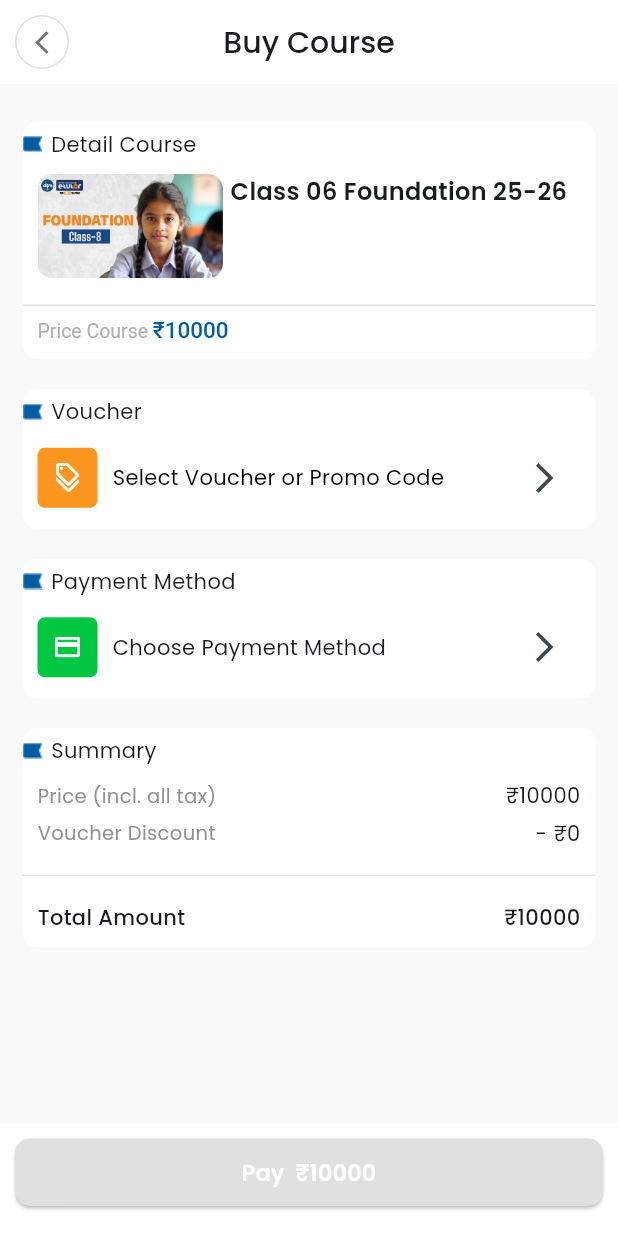
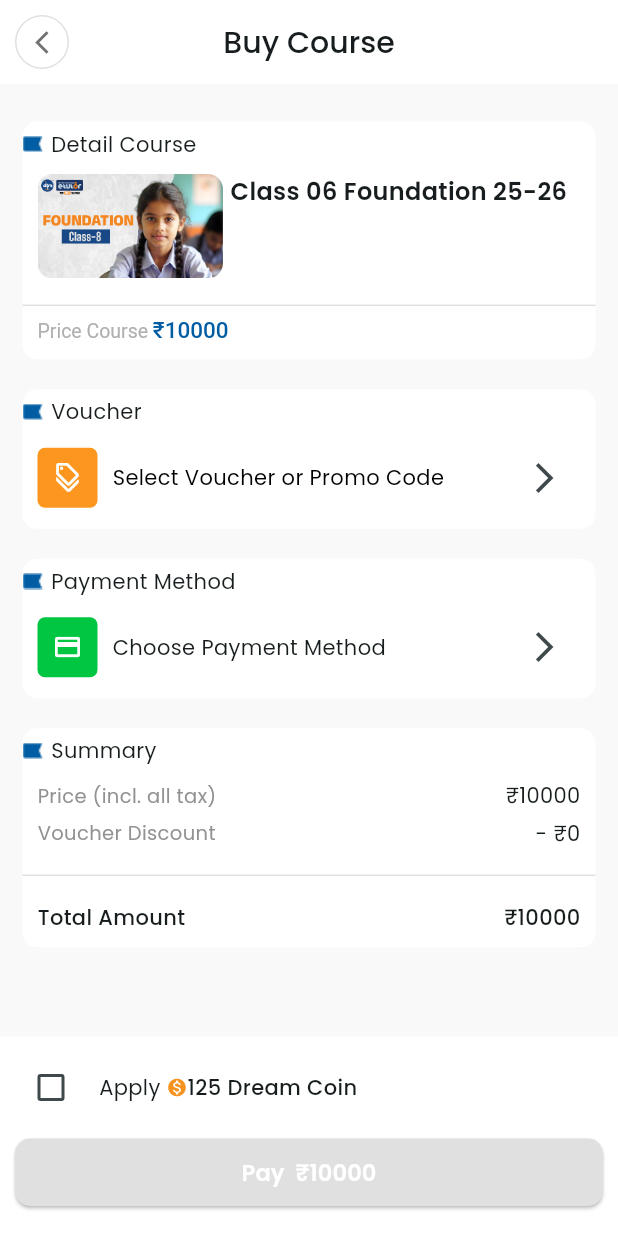
Before and after one commit to donymashup/Etutor, a Flutter app: the CheckoutScreen screen opened directly, on a phone screen of 412 x 824 dp. Run offline on Flutter 3.47's test engine with Material 3 defaults, Android fonts, the phone set to English and light mode, and no system bars; our stand-ins replace better_player, dotted_border, fl_chart, font_awesome_flutter, lottie, percent_indicator and 2 more; missing offline and left inert: custom_timer, fluentui_emoji_icon, flutter_tex, iconify_flutter, syncfusion_flutter_pdfviewer; project files that could hold a hidden picture were left out.

Commit message:
coin_icon

```diff
--- a/lib/features/payment/screen/checkout_screen.dart
+++ b/lib/features/payment/screen/checkout_screen.dart
@@ -15,7 +15,7 @@ class CheckoutScreen extends StatelessWidget {
   Widget build(BuildContext context) {
     final selected = context.watch<PaymentProvider>().selectedPayment;
     final selectedVoucher = context.watch<PaymentProvider>().selectedVoucher;
-
+    bool isCoinApplied = false;
     return Scaffold(
       backgroundColor: AppColor.greyBackground,
       appBar: AppBar(
@@ -65,7 +65,8 @@ class CheckoutScreen extends StatelessWidget {
                                   borderRadius: BorderRadius.circular(10),
                                   child: Image.asset(
                                     "assets/images/course1.png",
-                                    width: MediaQuery.of(context).size.width * .3,
+                                    width:
+                                        MediaQuery.of(context).size.width * .3,
                                   ),
                                 ),
                                 SizedBox(width: 5),
@@ -83,7 +84,8 @@ class CheckoutScreen extends StatelessWidget {
                           ),
                           Divider(color: AppColor.greyStroke),
                           Padding(
-                            padding: const EdgeInsets.symmetric(horizontal: 10.0),
+                            padding:
+                                const EdgeInsets.symmetric(horizontal: 10.0),
                             child: Align(
                               alignment: Alignment.centerLeft,
                               child: RichText(
@@ -93,7 +95,8 @@ class CheckoutScreen extends StatelessWidget {
                                     TextSpan(
                                       text: "Price Course ",
                                       style: TextStyle(
-                                          color: AppColor.greyText, fontSize: 13),
+                                          color: AppColor.greyText,
+                                          fontSize: 13),
                                     ),
                                     TextSpan(
                                       text: "₹10000",
@@ -147,7 +150,8 @@ class CheckoutScreen extends StatelessWidget {
                                         height: 40,
                                         width: 40,
                                         decoration: BoxDecoration(
-                                          borderRadius: BorderRadius.circular(5),
+                                          borderRadius:
+                                              BorderRadius.circular(5),
                                           color: AppColor.fileIconColour,
                                         ),
                                         child: Icon(
@@ -175,20 +179,28 @@ class CheckoutScreen extends StatelessWidget {
                                     ],
                                   ),
                                 ),
-                                selectedVoucher != null ?
-                                TextButton(
-                                  onPressed: () =>  context.read<PaymentProvider>().clearVoucher(),
-                                  child: Text("remove",style: TextStyle(color: AppColor.primaryColor,fontSize: 13),))
-                                :IconButton(
+                                selectedVoucher != null
+                                    ? TextButton(
+                                        onPressed: () => context
+                                            .read<PaymentProvider>()
+                                            .clearVoucher(),
+                                        child: Text(
+                                          "remove",
+                                          style: TextStyle(
+                                              color: AppColor.primaryColor,
+                                              fontSize: 13),
+                                        ))
+                                    : IconButton(
                                         onPressed: () {
                                           Navigator.push(
                                             context,
                                             MaterialPageRoute(
-                                          builder: (context) => VoucherScreen()),
+                                                builder: (context) =>
+                                                    VoucherScreen()),
                                           );
                                         },
-                                  icon:
-                                      Icon(Icons.arrow_forward_ios_outlined),
+                                        icon: Icon(
+                                            Icons.arrow_forward_ios_outlined),
                                       ),
                               ],
                             ),
@@ -419,30 +431,76 @@ class CheckoutScreen extends StatelessWidget {
             // Bottom confirm button
             Positioned(
               bottom: 0,
-              child: Container(
+              child: StatefulBuilder(
+                builder: (context, setState) => Container(
                   width: MediaQuery.of(context).size.width,
-                alignment: Alignment.bottomCenter,
                   color: AppColor.whiteColor,
                   child: Padding(
                     padding: const EdgeInsets.only(
                         left: 10.0, right: 10.0, top: 10.0, bottom: 20),
-                  child: CustomButton(
+                    child: Column(
+                      mainAxisSize: MainAxisSize.min,
+                      children: [
+                        // Checkbox with label
+                        Row(
+                          children: [
+                            Checkbox(
+                              value: isCoinApplied,
+                              activeColor: AppColor.primaryColor,
+                              onChanged: (value) {
+                                setState(() {
+                                  isCoinApplied = value!;
+                                });
+                              },
+                            ),
+                            const SizedBox(width: 8),
+                            Row(
+                              children: [
+                                const Text(
+                                  "Apply ",
+                                  style: TextStyle(fontSize: 14),
+                                ),
+                                Icon(
+                                  Icons.monetization_on,
+                                  size: 14,
+                                  color: AppColor.secondaryColor, // Make sure this is defined in AppColor
+                                ),
+                                const Text(
+                                  "125 Dream Coin",
+                                  style: TextStyle(
+                                    fontSize: 14,
+                                    fontWeight: FontWeight.w500,
+                                  ),
+                                ),
+                              ],
+                            ),
+                          ],
+                        ),
+                        const SizedBox(height: 10),
+                        // Confirm button
+                        CustomButton(
                           onpressed: () {
                             if (selected != null) {
                               Navigator.push(
                                 context,
                                 MaterialPageRoute(
-                                  builder: (context) => PaymentSuccesfull()));
+                                    builder: (context) => PaymentSuccesfull()),
+                              );
                             }
                           },
-                      text: "Pay  ₹10000",
+                          text:
+                              "Pay  ₹10000", // Update if amount changes with Dream Coin
                           buttoncolor: selected != null
                               ? AppColor.primaryColor
                               : AppColor.greyButton,
-                      textColor: AppColor.whiteColor),
+                          textColor: AppColor.whiteColor,
+                        ),
+                      ],
                     ),
                   ),
-            )
+                ),
+              ),
+            ),
           ],
         ),
       ),
```
Also changed, not shown: 1 other file. Lines whose indentation alone changed are shown as unchanged.
